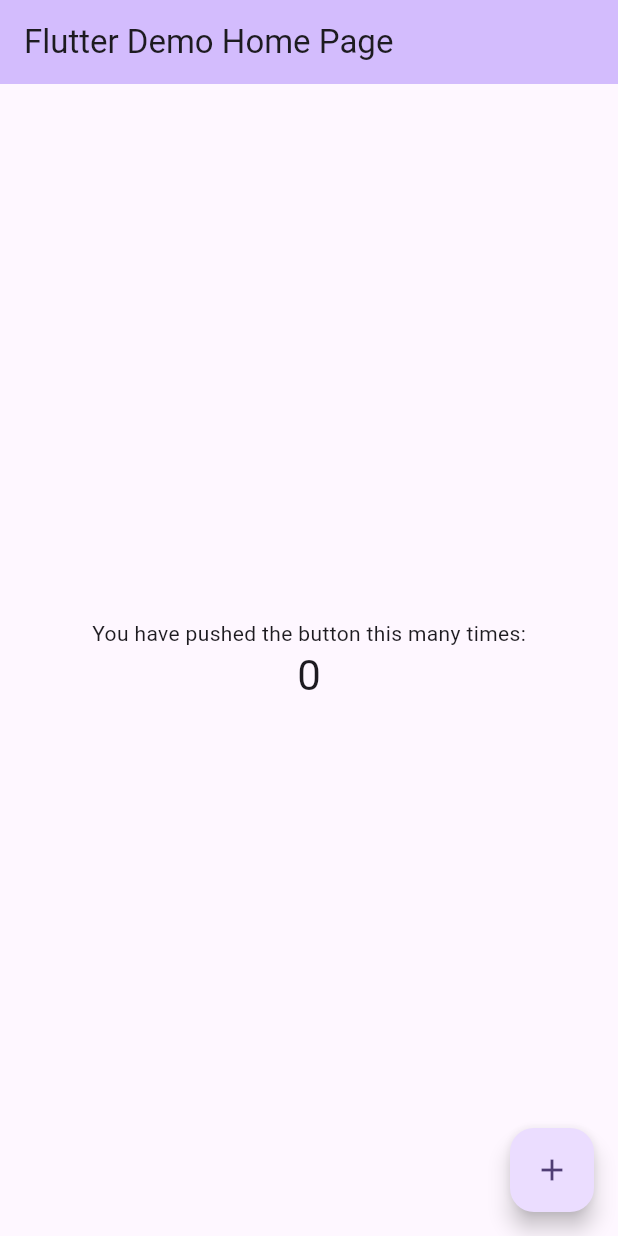
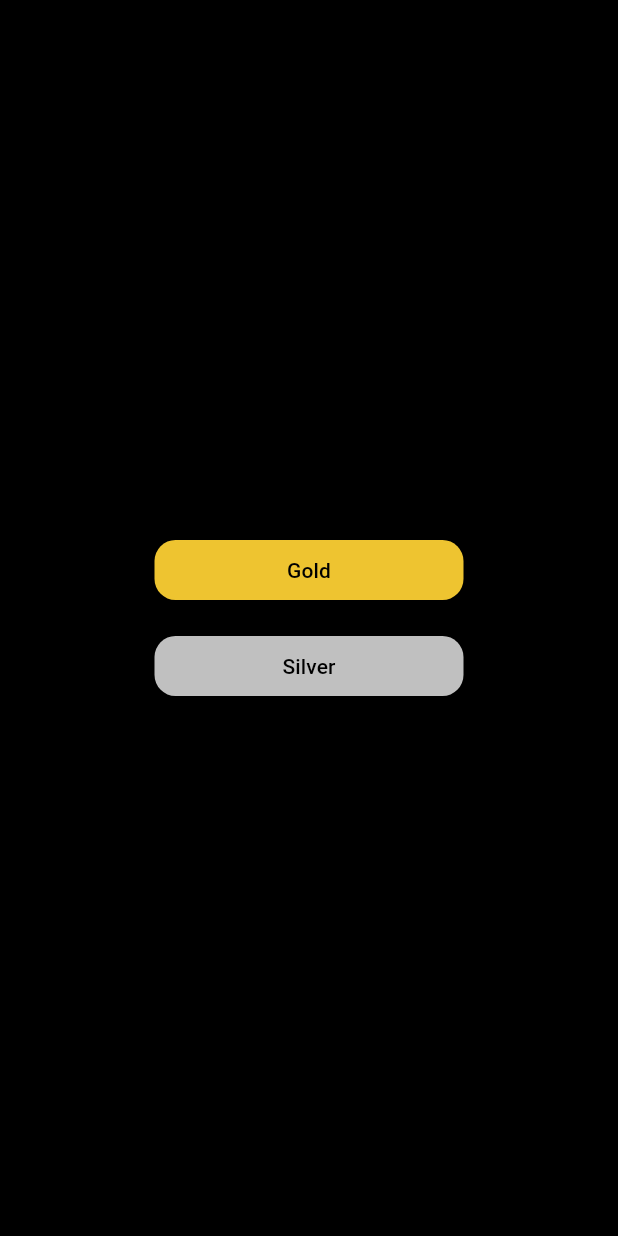
Before and after one commit to marwa-eltayeb/Metallo, a Flutter app: the screen it shows after launch, on a phone screen of 412 x 824 dp. Run offline on Flutter 3.47's test engine with Material 3 defaults, Android fonts, the phone set to English and light mode, and no system bars.

Commit message:
Create Home Screen

```diff
--- /dev/null
+++ b/lib/core/constants/app_colors.dart
@@ -0,0 +1,8 @@
+import 'package:flutter/material.dart';
+
+class AppColors {
+
+  static const Color goldColor = Color(0xffeec430);
+  static const Color silverColor = Color(0xffC0C0C0);
+
+}
--- /dev/null
+++ b/lib/core/constants/app_strings.dart
@@ -0,0 +1,5 @@
+class AppStrings {
+
+  static const String gold = 'Gold';
+  static const String silver = 'Silver';
+}
--- /dev/null
+++ b/lib/core/presentation/home_screen.dart
@@ -0,0 +1,23 @@
+import 'package:flutter/material.dart';
+import 'package:metallo/core/constants/app_colors.dart';
+import 'package:metallo/core/constants/app_strings.dart';
+import 'package:metallo/core/widgets/custom_button.dart';
+
+class HomeScreen extends StatelessWidget {
+  const HomeScreen({super.key});
+
+  @override
+  Widget build(BuildContext context) {
+    return Scaffold(
+      backgroundColor: Colors.black,
+      body: Column(
+        mainAxisAlignment: MainAxisAlignment.center,
+        children: [
+          CustomBotton(text: AppStrings.gold, onPressed: (){}, color: AppColors.goldColor),
+          SizedBox(height: 16),
+          CustomBotton(text: AppStrings.silver, onPressed: (){}, color: AppColors.silverColor)
+        ],
+      ),
+    );
+  }
+}
--- /dev/null
+++ b/lib/core/routing/app_router.dart
@@ -0,0 +1,27 @@
+import 'package:flutter/material.dart';
+import 'package:metallo/core/presentation/home_screen.dart';
+import 'routes.dart';
+
+class AppRouter {
+  Route generateRoute(RouteSettings settings) {
+    switch (settings.name) {
+      case AppRoutes.homeScreen:
+        return MaterialPageRoute(
+          builder: (context) {
+            return HomeScreen();
+          },
+        );
+
+      default:
+        return MaterialPageRoute(
+          builder: (context) {
+            return Scaffold(
+              body: Center(
+                child: Text('No route defined for ${settings.name}'),
+              ),
+            );
+          },
+        );
+    }
+  }
+}
--- /dev/null
+++ b/lib/core/routing/routes.dart
@@ -0,0 +1,3 @@
+class AppRoutes{
+  static const String homeScreen = '/homeScreen';
+}
--- /dev/null
+++ b/lib/core/widgets/custom_button.dart
@@ -0,0 +1,30 @@
+import 'package:flutter/material.dart';
+
+class CustomBotton extends StatelessWidget {
+  const CustomBotton({super.key, required this.text, required this.onPressed, required this.color});
+  final String text;
+  final void Function()? onPressed;
+  final Color color;
+  @override
+  Widget build(BuildContext context) {
+    return Center(
+      child: SizedBox(
+        width: MediaQuery.of(context).size.width / 2,
+        child: TextButton(
+          style: ButtonStyle(
+            backgroundColor: WidgetStateProperty.all(color),
+            shape: WidgetStateProperty.all(
+              RoundedRectangleBorder(borderRadius: BorderRadius.circular(14)),
+            ),
+          ), // ButtonStyle
+          onPressed: onPressed,
+          child: Text(
+            text,
+            style: TextStyle(fontSize: 14, fontWeight: FontWeight.w500, color: Colors.black),
+            textAlign: TextAlign.center,
+          ), // Text
+        ), // TextButton
+      ), // SizedBox
+    ); // Center
+  }
+}
--- a/lib/main.dart
+++ b/lib/main.dart
@@ -1,4 +1,6 @@
 import 'package:flutter/material.dart';
+import 'package:metallo/core/routing/app_router.dart';
+import 'package:metallo/core/routing/routes.dart';
 
 void main() {
   runApp(const MyApp());
@@ -10,63 +12,13 @@ class MyApp extends StatelessWidget {
   @override
   Widget build(BuildContext context) {
     return MaterialApp(
-      title: 'Flutter Demo',
+      debugShowCheckedModeBanner: false,
+      title: 'Metallo',
       theme: ThemeData(
         colorScheme: .fromSeed(seedColor: Colors.deepPurple),
       ),
-      home: const MyHomePage(title: 'Flutter Demo Home Page'),
+      initialRoute: AppRoutes.homeScreen,
+      onGenerateRoute: AppRouter().generateRoute,
     );
   }
 }
-
-class MyHomePage extends StatefulWidget {
-  const MyHomePage({super.key, required this.title});
-
-  final String title;
-
-  @override
-  State<MyHomePage> createState() => _MyHomePageState();
-}
-
-class _MyHomePageState extends State<MyHomePage> {
-  int _counter = 0;
-
-  void _incrementCounter() {
-    setState(() {
-      _counter++;
-    });
-  }
-
-  @override
-  Widget build(BuildContext context) {
-    // This method is rerun every time setState is called, for instance as done
-    // by the _incrementCounter method above.
-    //
-    // The Flutter framework has been optimized to make rerunning build methods
-    // fast, so that you can just rebuild anything that needs updating rather
-    // than having to individually change instances of widgets.
-    return Scaffold(
-      appBar: AppBar(
-        backgroundColor: Theme.of(context).colorScheme.inversePrimary,
-        title: Text(widget.title),
-      ),
-      body: Center(
-        child: Column(
-          mainAxisAlignment: .center,
-          children: [
-            const Text('You have pushed the button this many times:'),
-            Text(
-              '$_counter',
-              style: Theme.of(context).textTheme.headlineMedium,
-            ),
-          ],
-        ),
-      ),
-      floatingActionButton: FloatingActionButton(
-        onPressed: _incrementCounter,
-        tooltip: 'Increment',
-        child: const Icon(Icons.add),
-      ),
-    );
-  }
-}
```
Also changed, not shown: lib/core/constants/app_images.dart (added), lib/core/widgets/custom_text.dart (added).
